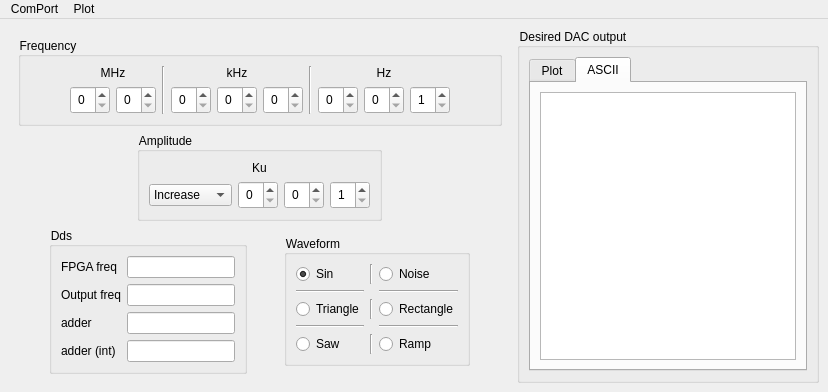
QArchy/Arbitrary-Waveform-Generator, file QtProject/Generator/mainwindow.ui: the form before one commit.
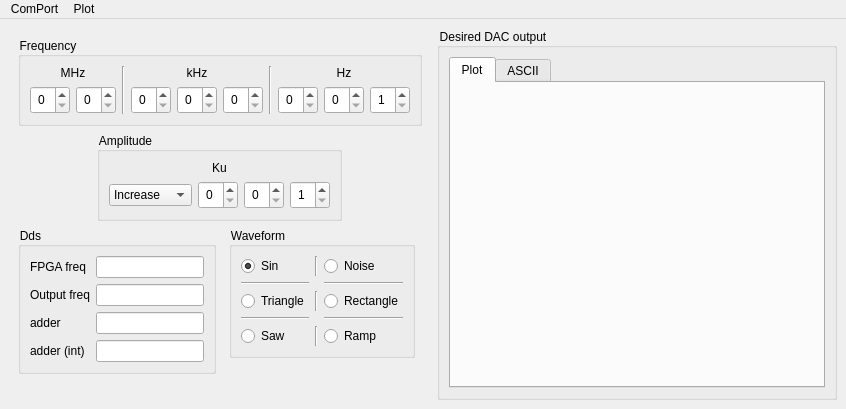
The form after the commit. Icons and pictures are not drawn. Custom widgets are drawn as their Qt base class.

Commit message:
Done todos from previous commit
TODOS:
1) Create com port configuration and info menu panels

Diff of the .ui file:
```diff
--- a/QtProject/Generator/mainwindow.ui
+++ b/QtProject/Generator/mainwindow.ui
@@ -6,8 +6,8 @@
    <rect>
     <x>0</x>
     <y>0</y>
-    <width>763</width>
-    <height>389</height>
+    <width>846</width>
+    <height>409</height>
    </rect>
   </property>
   <property name="windowTitle">
@@ -35,11 +35,75 @@
     <string notr="true"/>
    </property>
    <layout class="QGridLayout" name="gridLayout">
-    <item row="0" column="0" alignment="Qt::AlignLeft|Qt::AlignTop">
-     <widget class="QFrame" name="frame">
-      <property name="enabled">
-       <bool>true</bool>
+    <item row="0" column="1">
+     <widget class="QGroupBox" name="DesiredDacOutputGroupBox">
+      <property name="sizePolicy">
+       <sizepolicy hsizetype="Minimum" vsizetype="Minimum">
+        <horstretch>0</horstretch>
+        <verstretch>0</verstretch>
+       </sizepolicy>
       </property>
+      <property name="minimumSize">
+       <size>
+        <width>0</width>
+        <height>0</height>
+       </size>
+      </property>
+      <property name="maximumSize">
+       <size>
+        <width>16777215</width>
+        <height>16777215</height>
+       </size>
+      </property>
+      <property name="title">
+       <string>Desired DAC output</string>
+      </property>
+      <layout class="QGridLayout" name="gridLayout_2">
+       <item row="0" column="0">
+        <widget class="QTabWidget" name="DesiredDacOutputTabs">
+         <property name="currentIndex">
+          <number>0</number>
+         </property>
+         <widget class="QWidget" name="PlotOutputTab">
+          <attribute name="title">
+           <string>Plot</string>
+          </attribute>
+          <layout class="QVBoxLayout" name="verticalLayout">
+           <item>
+            <widget class="QCustomPlot" name="customPlot" native="true">
+             <property name="minimumSize">
+              <size>
+               <width>0</width>
+               <height>0</height>
+              </size>
+             </property>
+             <property name="maximumSize">
+              <size>
+               <width>16777215</width>
+               <height>16777215</height>
+              </size>
+             </property>
+            </widget>
+           </item>
+          </layout>
+         </widget>
+         <widget class="QWidget" name="ASCIIOutputTab">
+          <attribute name="title">
+           <string>ASCII</string>
+          </attribute>
+          <layout class="QVBoxLayout" name="verticalLayout_2">
+           <item>
+            <widget class="QPlainTextEdit" name="outputText"/>
+           </item>
+          </layout>
+         </widget>
+        </widget>
+       </item>
+      </layout>
+     </widget>
+    </item>
+    <item row="0" column="0" alignment="Qt::AlignTop">
+     <widget class="QFrame" name="">
       <property name="sizePolicy">
        <sizepolicy hsizetype="Fixed" vsizetype="Fixed">
         <horstretch>0</horstretch>
@@ -49,16 +113,11 @@
       <property name="frameShape">
        <enum>QFrame::NoFrame</enum>
       </property>
-      <property name="frameShadow">
-       <enum>QFrame::Raised</enum>
-      </property>
-      <layout class="QVBoxLayout" name="verticalLayout_8">
-       <item>
-        <layout class="QVBoxLayout" name="ControlsLayout">
+      <layout class="QGridLayout" name="gridLayout_4">
          <property name="sizeConstraint">
           <enum>QLayout::SetDefaultConstraint</enum>
          </property>
-         <item>
+       <item row="0" column="0" colspan="2" alignment="Qt::AlignHCenter|Qt::AlignTop">
           <widget class="QGroupBox" name="FrequencyGroupBox">
            <property name="sizePolicy">
             <sizepolicy hsizetype="Fixed" vsizetype="Fixed">
@@ -73,19 +132,6 @@
             <string>Frequency</string>
            </property>
            <layout class="QHBoxLayout" name="horizontalLayout_9">
-            <item>
-             <spacer name="horizontalSpacer_2">
-              <property name="orientation">
-               <enum>Qt::Horizontal</enum>
-              </property>
-              <property name="sizeHint" stdset="0">
-               <size>
-                <width>40</width>
-                <height>20</height>
-               </size>
-              </property>
-             </spacer>
-            </item>
             <item>
              <layout class="QVBoxLayout" name="verticalLayout_3">
               <item>
@@ -291,151 +337,10 @@
               </item>
              </layout>
             </item>
-            <item>
-             <spacer name="horizontalSpacer">
-              <property name="orientation">
-               <enum>Qt::Horizontal</enum>
-              </property>
-              <property name="sizeHint" stdset="0">
-               <size>
-                <width>40</width>
-                <height>20</height>
-               </size>
-              </property>
-             </spacer>
-            </item>
            </layout>
           </widget>
          </item>
-         <item>
-          <layout class="QHBoxLayout" name="horizontalLayout_2">
-           <item>
-            <widget class="QGroupBox" name="AmplitudeGroupBox">
-             <property name="sizePolicy">
-              <sizepolicy hsizetype="Fixed" vsizetype="Fixed">
-               <horstretch>0</horstretch>
-               <verstretch>0</verstretch>
-              </sizepolicy>
-             </property>
-             <property name="title">
-              <string>Amplitude</string>
-             </property>
-             <layout class="QGridLayout" name="gridLayout_4">
-              <item row="0" column="0">
-               <layout class="QVBoxLayout" name="verticalLayout_7">
-                <item>
-                 <widget class="QLabel" name="label_5">
-                  <property name="sizePolicy">
-                   <sizepolicy hsizetype="Minimum" vsizetype="Fixed">
-                    <horstretch>0</horstretch>
-                    <verstretch>0</verstretch>
-                   </sizepolicy>
-                  </property>
-                  <property name="text">
-                   <string>Ku</string>
-                  </property>
-                  <property name="alignment">
-                   <set>Qt::AlignCenter</set>
-                  </property>
-                 </widget>
-                </item>
-                <item>
-                 <layout class="QHBoxLayout" name="horizontalLayout_7">
-                  <property name="sizeConstraint">
-                   <enum>QLayout::SetMaximumSize</enum>
-                  </property>
-                  <item>
-                   <widget class="QComboBox" name="comboBox">
-                    <property name="sizePolicy">
-                     <sizepolicy hsizetype="Fixed" vsizetype="Fixed">
-                      <horstretch>0</horstretch>
-                      <verstretch>0</verstretch>
-                     </sizepolicy>
-                    </property>
-                    <property name="currentText">
-                     <string>Increase</string>
-                    </property>
-                    <property name="currentIndex">
-                     <number>0</number>
-                    </property>
-                    <property name="maxVisibleItems">
-                     <number>2</number>
-                    </property>
-                    <item>
-                     <property name="text">
-                      <string>Increase</string>
-                     </property>
-                    </item>
-                    <item>
-                     <property name="text">
-                      <string>Decrease</string>
-                     </property>
-                    </item>
-                   </widget>
-                  </item>
-                  <item>
-                   <widget class="QSpinBox" name="spinBox_11">
-                    <property name="sizePolicy">
-                     <sizepolicy hsizetype="Fixed" vsizetype="Fixed">
-                      <horstretch>0</horstretch>
-                      <verstretch>0</verstretch>
-                     </sizepolicy>
-                    </property>
-                    <property name="maximum">
-                     <number>9</number>
-                    </property>
-                   </widget>
-                  </item>
-                  <item>
-                   <widget class="QSpinBox" name="spinBox_12">
-                    <property name="sizePolicy">
-                     <sizepolicy hsizetype="Fixed" vsizetype="Fixed">
-                      <horstretch>0</horstretch>
-                      <verstretch>0</verstretch>
-                     </sizepolicy>
-                    </property>
-                    <property name="minimum">
-                     <number>0</number>
-                    </property>
-                    <property name="maximum">
-                     <number>9</number>
-                    </property>
-                    <property name="value">
-                     <number>0</number>
-                    </property>
-                   </widget>
-                  </item>
-                  <item>
-                   <widget class="QSpinBox" name="spinBox_13">
-                    <property name="sizePolicy">
-                     <sizepolicy hsizetype="Fixed" vsizetype="Fixed">
-                      <horstretch>0</horstretch>
-                      <verstretch>0</verstretch>
-                     </sizepolicy>
-                    </property>
-                    <property name="minimum">
-                     <number>1</number>
-                    </property>
-                    <property name="maximum">
-                     <number>9</number>
-                    </property>
-                   </widget>
-                  </item>
-                 </layout>
-                </item>
-               </layout>
-              </item>
-             </layout>
-            </widget>
-           </item>
-          </layout>
-         </item>
-         <item>
-          <layout class="QHBoxLayout" name="horizontalLayout_8">
-           <property name="sizeConstraint">
-            <enum>QLayout::SetDefaultConstraint</enum>
-           </property>
-           <item>
+       <item row="3" column="0" alignment="Qt::AlignHCenter|Qt::AlignTop">
             <widget class="QGroupBox" name="groupBox_3">
              <property name="sizePolicy">
               <sizepolicy hsizetype="Fixed" vsizetype="Fixed">
@@ -490,7 +395,7 @@
              </layout>
             </widget>
            </item>
-           <item>
+       <item row="3" column="1" alignment="Qt::AlignHCenter|Qt::AlignTop">
             <widget class="QGroupBox" name="groupBox">
              <property name="sizePolicy">
               <sizepolicy hsizetype="Fixed" vsizetype="Fixed">
@@ -503,23 +408,7 @@
              </property>
              <layout class="QGridLayout" name="gridLayout_5">
               <item row="0" column="0">
-               <layout class="QGridLayout" name="SignalPickLayout">
-                <item row="3" column="0">
-                 <widget class="Line" name="line_8">
-                  <property name="orientation">
-                   <enum>Qt::Horizontal</enum>
-                  </property>
-                 </widget>
-                </item>
-                <item row="1" column="2">
-                 <widget class="Line" name="line_7">
-                  <property name="orientation">
-                   <enum>Qt::Horizontal</enum>
-                  </property>
-                 </widget>
-                </item>
-                <item row="4" column="0">
-                 <widget class="QRadioButton" name="radioButton_5">
+           <widget class="QRadioButton" name="radioButton">
                   <property name="sizePolicy">
                    <sizepolicy hsizetype="Minimum" vsizetype="Fixed">
                     <horstretch>0</horstretch>
@@ -527,7 +416,7 @@
                    </sizepolicy>
                   </property>
                   <property name="text">
-                   <string>Saw</string>
+             <string>Sin</string>
                   </property>
                   <property name="icon">
                    <iconset resource="app.qrc">
@@ -538,6 +427,16 @@
                     <width>24</width>
                     <height>24</height>
                    </size>
+            </property>
+            <property name="checked">
+             <bool>true</bool>
+            </property>
+           </widget>
+          </item>
+          <item row="0" column="1">
+           <widget class="Line" name="line_3">
+            <property name="orientation">
+             <enum>Qt::Vertical</enum>
                   </property>
                  </widget>
                 </item>
@@ -564,13 +463,6 @@
                   </property>
                  </widget>
                 </item>
-                <item row="2" column="1">
-                 <widget class="Line" name="line_4">
-                  <property name="orientation">
-                   <enum>Qt::Vertical</enum>
-                  </property>
-                 </widget>
-                </item>
                 <item row="1" column="0">
                  <widget class="Line" name="line_6">
                   <property name="orientation">
@@ -578,6 +470,46 @@
                   </property>
                  </widget>
                 </item>
+          <item row="1" column="2">
+           <widget class="Line" name="line_7">
+            <property name="orientation">
+             <enum>Qt::Horizontal</enum>
+            </property>
+           </widget>
+          </item>
+          <item row="2" column="0">
+           <widget class="QRadioButton" name="radioButton_3">
+            <property name="sizePolicy">
+             <sizepolicy hsizetype="Minimum" vsizetype="Fixed">
+              <horstretch>0</horstretch>
+              <verstretch>0</verstretch>
+             </sizepolicy>
+            </property>
+            <property name="layoutDirection">
+             <enum>Qt::LeftToRight</enum>
+            </property>
+            <property name="text">
+             <string>Triangle</string>
+            </property>
+            <property name="icon">
+             <iconset resource="app.qrc">
+              <normaloff>:/img/triangle.png</normaloff>:/img/triangle.png</iconset>
+            </property>
+            <property name="iconSize">
+             <size>
+              <width>24</width>
+              <height>24</height>
+             </size>
+            </property>
+           </widget>
+          </item>
+          <item row="2" column="1">
+           <widget class="Line" name="line_4">
+            <property name="orientation">
+             <enum>Qt::Vertical</enum>
+            </property>
+           </widget>
+          </item>
                 <item row="2" column="2">
                  <widget class="QRadioButton" name="radioButton_4">
                   <property name="sizePolicy">
@@ -601,36 +533,10 @@
                   </property>
                  </widget>
                 </item>
-                <item row="4" column="1">
-                 <widget class="Line" name="line_5">
+          <item row="3" column="0">
+           <widget class="Line" name="line_8">
                   <property name="orientation">
-                   <enum>Qt::Vertical</enum>
-                  </property>
-                 </widget>
-                </item>
-                <item row="0" column="0">
-                 <widget class="QRadioButton" name="radioButton">
-                  <property name="sizePolicy">
-                   <sizepolicy hsizetype="Minimum" vsizetype="Fixed">
-                    <horstretch>0</horstretch>
-                    <verstretch>0</verstretch>
-                   </sizepolicy>
-                  </property>
-                  <property name="text">
-                   <string>Sin</string>
-                  </property>
-                  <property name="icon">
-                   <iconset resource="app.qrc">
-                    <normaloff>:/img/sin.png</normaloff>:/img/sin.png</iconset>
-                  </property>
-                  <property name="iconSize">
-                   <size>
-                    <width>24</width>
-                    <height>24</height>
-                   </size>
-                  </property>
-                  <property name="checked">
-                   <bool>true</bool>
+             <enum>Qt::Horizontal</enum>
                   </property>
                  </widget>
                 </item>
@@ -641,6 +547,36 @@
                   </property>
                  </widget>
                 </item>
+          <item row="4" column="0">
+           <widget class="QRadioButton" name="radioButton_5">
+            <property name="sizePolicy">
+             <sizepolicy hsizetype="Minimum" vsizetype="Fixed">
+              <horstretch>0</horstretch>
+              <verstretch>0</verstretch>
+             </sizepolicy>
+            </property>
+            <property name="text">
+             <string>Saw</string>
+            </property>
+            <property name="icon">
+             <iconset resource="app.qrc">
+              <normaloff>:/img/saw.png</normaloff>:/img/saw.png</iconset>
+            </property>
+            <property name="iconSize">
+             <size>
+              <width>24</width>
+              <height>24</height>
+             </size>
+            </property>
+           </widget>
+          </item>
+          <item row="4" column="1">
+           <widget class="Line" name="line_5">
+            <property name="orientation">
+             <enum>Qt::Vertical</enum>
+            </property>
+           </widget>
+          </item>
                 <item row="4" column="2">
                  <widget class="QRadioButton" name="radioButton_6">
                   <property name="sizePolicy">
@@ -654,113 +590,122 @@
                   </property>
                  </widget>
                 </item>
-                <item row="0" column="1">
-                 <widget class="Line" name="line_3">
-                  <property name="orientation">
-                   <enum>Qt::Vertical</enum>
-                  </property>
-                 </widget>
-                </item>
-                <item row="2" column="0">
-                 <widget class="QRadioButton" name="radioButton_3">
-                  <property name="sizePolicy">
-                   <sizepolicy hsizetype="Minimum" vsizetype="Fixed">
-                    <horstretch>0</horstretch>
-                    <verstretch>0</verstretch>
-                   </sizepolicy>
-                  </property>
-                  <property name="layoutDirection">
-                   <enum>Qt::LeftToRight</enum>
-                  </property>
-                  <property name="text">
-                   <string>Triangle</string>
-                  </property>
-                  <property name="icon">
-                   <iconset resource="app.qrc">
-                    <normaloff>:/img/triangle.png</normaloff>:/img/triangle.png</iconset>
-                  </property>
-                  <property name="iconSize">
-                   <size>
-                    <width>24</width>
-                    <height>24</height>
-                   </size>
-                  </property>
-                 </widget>
-                </item>
-               </layout>
-              </item>
-             </layout>
-            </widget>
-           </item>
-          </layout>
-         </item>
-        </layout>
-       </item>
-      </layout>
-     </widget>
-    </item>
-    <item row="0" column="1">
-     <widget class="QGroupBox" name="groupBox_2">
+         </layout>
+        </widget>
+       </item>
+       <item row="1" column="0" colspan="2" alignment="Qt::AlignHCenter|Qt::AlignTop">
+        <widget class="QGroupBox" name="AmplitudeGroupBox">
       <property name="sizePolicy">
-       <sizepolicy hsizetype="Minimum" vsizetype="Minimum">
+          <sizepolicy hsizetype="Fixed" vsizetype="Fixed">
         <horstretch>0</horstretch>
         <verstretch>0</verstretch>
        </sizepolicy>
       </property>
-      <property name="minimumSize">
-       <size>
-        <width>0</width>
-        <height>0</height>
-       </size>
-      </property>
-      <property name="maximumSize">
-       <size>
-        <width>16777215</width>
-        <height>16777215</height>
-       </size>
-      </property>
       <property name="title">
-       <string>Desired DAC output</string>
-      </property>
-      <layout class="QGridLayout" name="gridLayout_2">
-       <item row="0" column="0">
-        <widget class="QTabWidget" name="tabWidget">
+          <string>Amplitude</string>
+         </property>
+         <layout class="QVBoxLayout" name="verticalLayout_5">
+          <item>
+           <widget class="QLabel" name="label_5">
+            <property name="sizePolicy">
+             <sizepolicy hsizetype="Minimum" vsizetype="Fixed">
+              <horstretch>0</horstretch>
+              <verstretch>0</verstretch>
+             </sizepolicy>
+            </property>
+            <property name="text">
+             <string>Ku</string>
+            </property>
+            <property name="alignment">
+             <set>Qt::AlignCenter</set>
+            </property>
+           </widget>
+          </item>
+          <item>
+           <layout class="QHBoxLayout" name="horizontalLayout_7">
+            <property name="sizeConstraint">
+             <enum>QLayout::SetMaximumSize</enum>
+            </property>
+            <item>
+             <widget class="QComboBox" name="comboBox">
+              <property name="sizePolicy">
+               <sizepolicy hsizetype="Fixed" vsizetype="Fixed">
+                <horstretch>0</horstretch>
+                <verstretch>0</verstretch>
+               </sizepolicy>
+              </property>
+              <property name="currentText">
+               <string>Increase</string>
+              </property>
          <property name="currentIndex">
+               <number>0</number>
+              </property>
+              <property name="maxVisibleItems">
+               <number>2</number>
+              </property>
+              <item>
+               <property name="text">
+                <string>Increase</string>
+               </property>
+              </item>
+              <item>
+               <property name="text">
+                <string>Decrease</string>
+               </property>
+              </item>
+             </widget>
+            </item>
+            <item>
+             <widget class="QSpinBox" name="spinBox_11">
+              <property name="sizePolicy">
+               <sizepolicy hsizetype="Fixed" vsizetype="Fixed">
+                <horstretch>0</horstretch>
+                <verstretch>0</verstretch>
+               </sizepolicy>
+              </property>
+              <property name="maximum">
+               <number>9</number>
+              </property>
+             </widget>
+            </item>
+            <item>
+             <widget class="QSpinBox" name="spinBox_12">
+              <property name="sizePolicy">
+               <sizepolicy hsizetype="Fixed" vsizetype="Fixed">
+                <horstretch>0</horstretch>
+                <verstretch>0</verstretch>
+               </sizepolicy>
+              </property>
+              <property name="minimum">
+               <number>0</number>
+              </property>
+              <property name="maximum">
+               <number>9</number>
+              </property>
+              <property name="value">
+               <number>0</number>
+              </property>
+             </widget>
+            </item>
+            <item>
+             <widget class="QSpinBox" name="spinBox_13">
+              <property name="sizePolicy">
+               <sizepolicy hsizetype="Fixed" vsizetype="Fixed">
+                <horstretch>0</horstretch>
+                <verstretch>0</verstretch>
+               </sizepolicy>
+              </property>
+              <property name="minimum">
           <number>1</number>
          </property>
-         <widget class="QWidget" name="PlotOutputTab">
-          <attribute name="title">
-           <string>Plot</string>
-          </attribute>
-          <layout class="QVBoxLayout" name="verticalLayout">
-           <item>
-            <widget class="QCustomPlot" name="customPlot" native="true">
-             <property name="minimumSize">
-              <size>
-               <width>0</width>
-               <height>0</height>
-              </size>
-             </property>
-             <property name="maximumSize">
-              <size>
-               <width>16777215</width>
-               <height>16777215</height>
-              </size>
-             </property>
+              <property name="maximum">
+               <number>9</number>
+              </property>
             </widget>
            </item>
           </layout>
-         </widget>
-         <widget class="QWidget" name="ASCIIOutputTab">
-          <attribute name="title">
-           <string>ASCII</string>
-          </attribute>
-          <layout class="QVBoxLayout" name="verticalLayout_2">
-           <item>
-            <widget class="QPlainTextEdit" name="outputText"/>
-           </item>
-          </layout>
-         </widget>
+          </item>
+         </layout>
         </widget>
        </item>
       </layout>
@@ -773,11 +718,11 @@
     <rect>
      <x>0</x>
      <y>0</y>
-     <width>763</width>
+     <width>846</width>
      <height>21</height>
     </rect>
    </property>
-   <widget class="QMenu" name="menuCOM">
+   <widget class="QMenu" name="menuComPort">
     <property name="title">
      <string>ComPort</string>
     </property>
@@ -789,7 +734,7 @@
      <string>Plot</string>
     </property>
    </widget>
-   <addaction name="menuCOM"/>
+   <addaction name="menuComPort"/>
    <addaction name="menuPlot"/>
   </widget>
   <action name="ComPort">
```
Left out of the diff: 12 changed lines with no effect on the pictures. Lines whose indentation alone changed are shown as unchanged.
